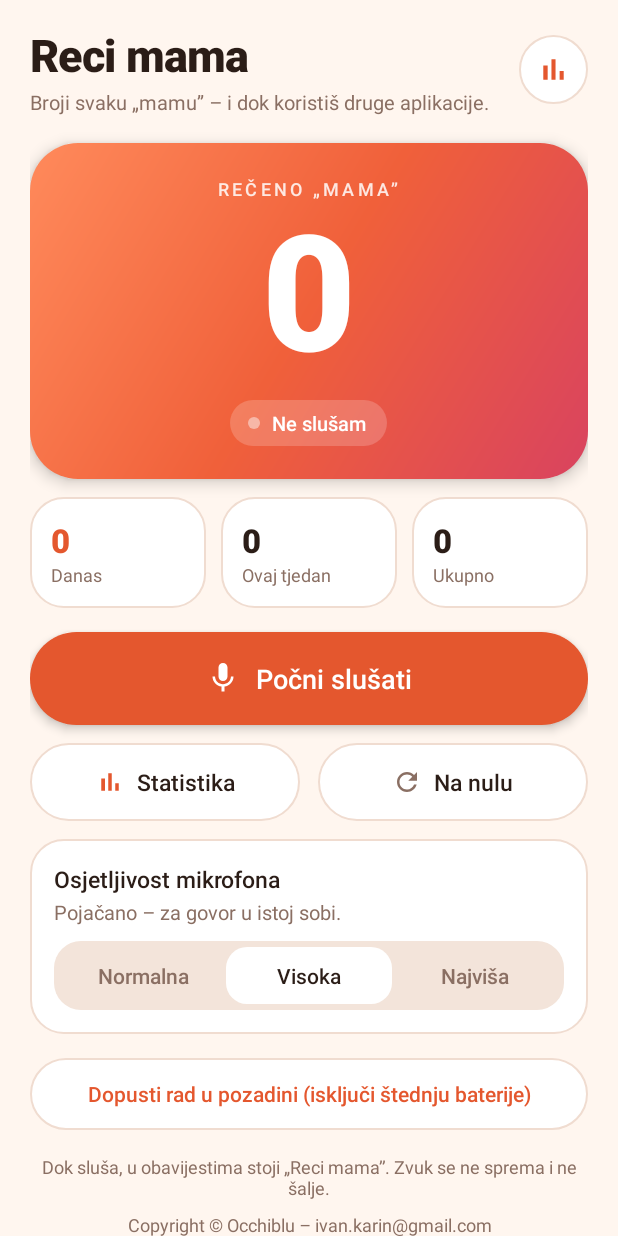
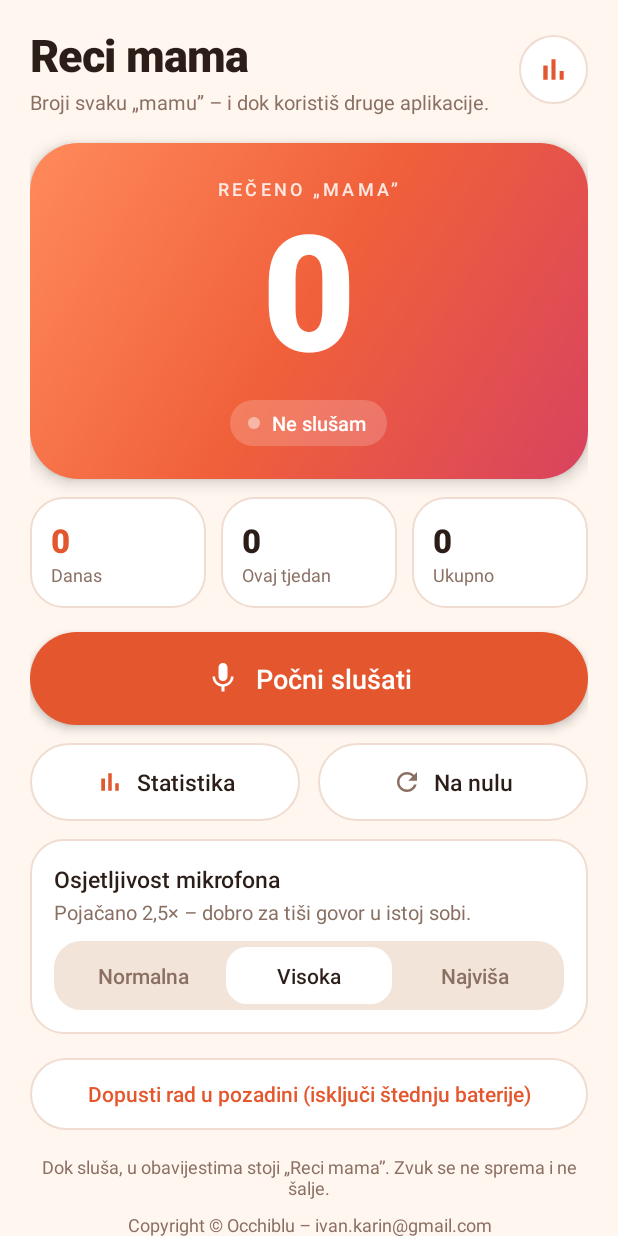
Before and after one commit to ikarin-hub/Mama-brojac, an Android app: the screen it shows after launch (MainActivity), on a phone screen of 412 x 824 dp. Run offline under Robolectric (Android 15) with nearby library versions, the phone set to English and light mode, and no system bars.

Commit message:
Sensitivity levels 1x / 2.5x / 8x from the quiet-speech build test
Very quiet speech: 9/27 found without gain, 23/27 at 2.5x; distant speech
only found at 8x (9/27); normal speech unaffected by gain.

Co-Authored-By: Claude Opus 5.5 <noreply@anthropic.com>
Claude-Session: https://claude.ai/code/session_014N34ArVwHzXQ4qn8MtdiaY

```diff
--- a/app/src/main/java/hr/mamabrojac/app/MainActivity.kt
+++ b/app/src/main/java/hr/mamabrojac/app/MainActivity.kt
@@ -179,9 +179,9 @@ class MainActivity : Activity() {
             t.setTextColor(getColor(if (active) R.color.ink else R.color.muted))
         }
         sensHint.text = when (level) {
-            0 -> "Zvuk mikrofona bez pojačanja."
-            1 -> "Pojačano – za govor u istoj sobi."
-            else -> "Najjače – za tiši ili udaljeniji govor; može pogriješiti u buci."
+            0 -> "Bez pojačanja."
+            1 -> "Pojačano 2,5× – dobro za tiši govor u istoj sobi."
+            else -> "Pojačano 8× – za udaljeniji govor; u buci može češće pogriješiti."
         }
     }
 
--- a/app/src/main/java/hr/mamabrojac/app/Store.kt
+++ b/app/src/main/java/hr/mamabrojac/app/Store.kt
@@ -17,8 +17,12 @@ object Store {
     const val MUTED = "muted"     // streams we muted, so they can be restored
     const val SENS = "sensitivity" // microphone sensitivity: 0 normal, 1 high (default), 2 highest
 
-    /** Amplification for each sensitivity level. */
-    val GAINS = floatArrayOf(1.0f, 2.5f, 4.0f)
+    /**
+     * Amplification for each sensitivity level. Chosen from a build test with quiet
+     * Croatian speech: very quiet speech went from 9/27 to 23/27 "mama"s found at 2.5x,
+     * distant speech was only found at 8x (9/27), and normal speech was not harmed.
+     */
+    val GAINS = floatArrayOf(1.0f, 2.5f, 8.0f)
 
     fun gain(p: SharedPreferences): Float = GAINS[p.getInt(SENS, 1).coerceIn(0, GAINS.size - 1)]
 
```
Also changed, not shown: 1 other file.
